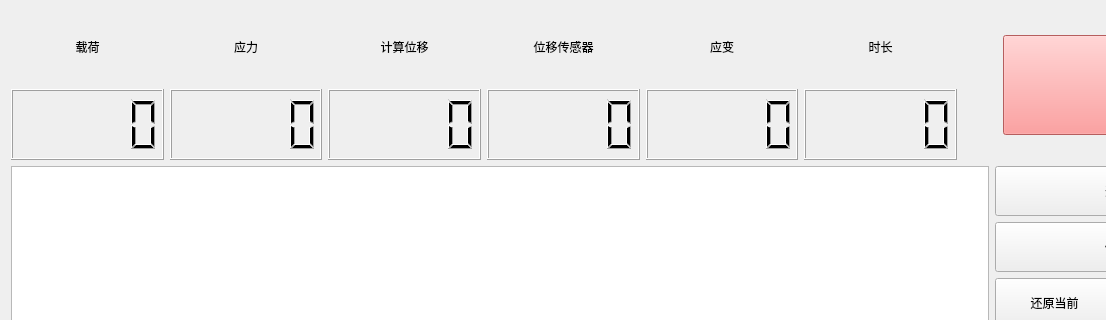
Qt form testwidget.ui (Mr-tang0/TCP-basedmaterial-tensile-testing-machine-control-system) before a commit; both pictures show x 0 to 1106 and y 0 to 320 of the 1250 by 800 pixel window.
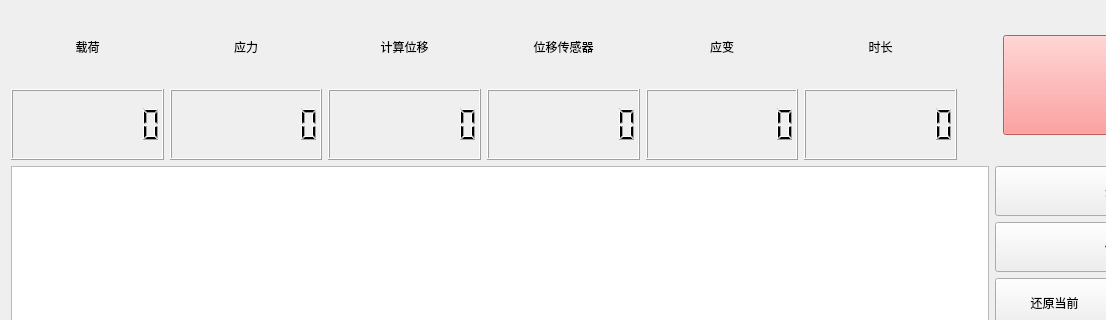
The same form after that commit.

What changed in the file:
```diff
--- a/testwidget.ui
+++ b/testwidget.ui
@@ -52,6 +52,9 @@
 }
 </string>
                </property>
+               <property name="digitCount">
+                <number>8</number>
+               </property>
               </widget>
              </item>
             </layout>
@@ -72,7 +75,11 @@
               </widget>
              </item>
              <item>
-              <widget class="QLCDNumber" name="stress"/>
+              <widget class="QLCDNumber" name="stress">
+               <property name="digitCount">
+                <number>8</number>
+               </property>
+              </widget>
              </item>
             </layout>
            </item>
@@ -92,7 +99,11 @@
               </widget>
              </item>
              <item>
-              <widget class="QLCDNumber" name="displacement"/>
+              <widget class="QLCDNumber" name="displacement">
+               <property name="digitCount">
+                <number>8</number>
+               </property>
+              </widget>
              </item>
             </layout>
            </item>
@@ -112,7 +123,14 @@
               </widget>
              </item>
              <item>
-              <widget class="QLCDNumber" name="displacement_sensors"/>
+              <widget class="QLCDNumber" name="displacement_sensors">
+               <property name="smallDecimalPoint">
+                <bool>false</bool>
+               </property>
+               <property name="digitCount">
+                <number>8</number>
+               </property>
+              </widget>
              </item>
             </layout>
            </item>
@@ -132,7 +150,14 @@
               </widget>
              </item>
              <item>
-              <widget class="QLCDNumber" name="strain"/>
+              <widget class="QLCDNumber" name="strain">
+               <property name="smallDecimalPoint">
+                <bool>false</bool>
+               </property>
+               <property name="digitCount">
+                <number>8</number>
+               </property>
+              </widget>
              </item>
             </layout>
            </item>
@@ -152,7 +177,11 @@
               </widget>
              </item>
              <item>
-              <widget class="QLCDNumber" name="Duration"/>
+              <widget class="QLCDNumber" name="Duration">
+               <property name="digitCount">
+                <number>8</number>
+               </property>
+              </widget>
              </item>
             </layout>
            </item>
```
